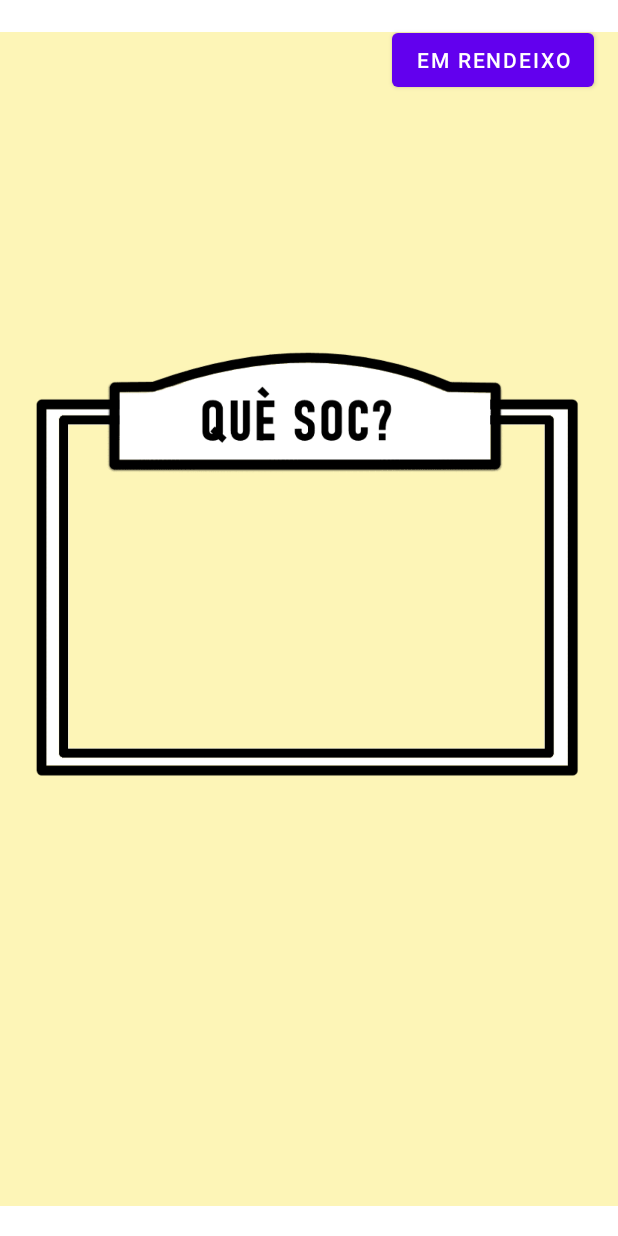
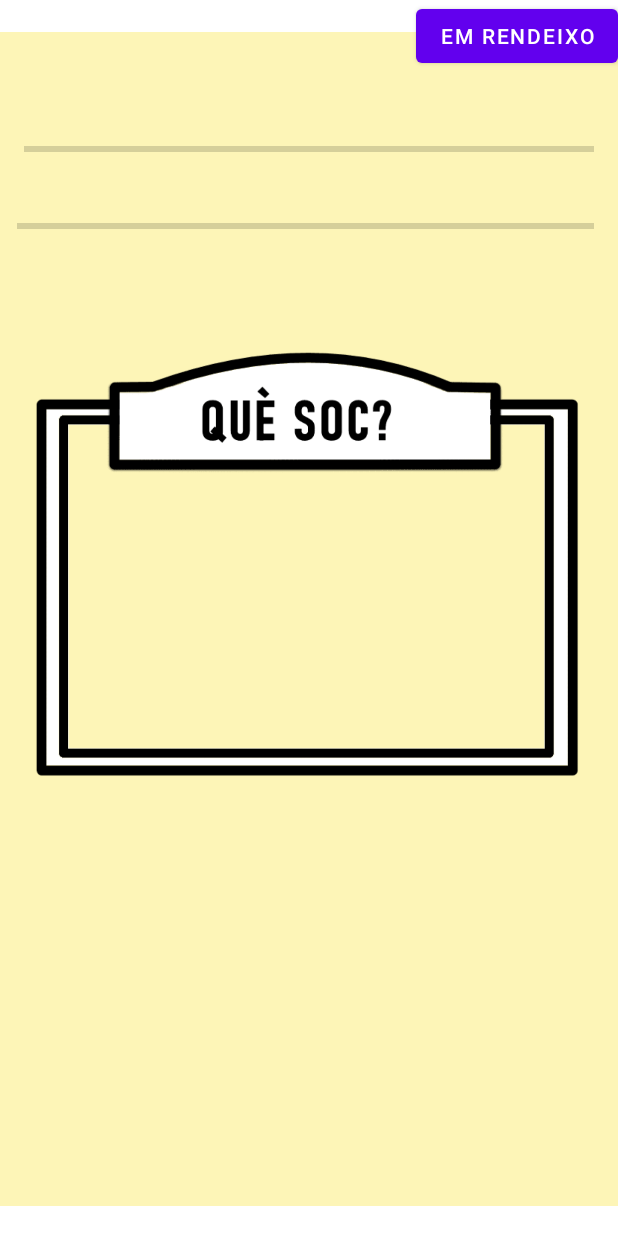
Before and after one commit to DavidMelgaresLazaro/GetThePic22_23, an Android app: the Multiplayer screen opened directly, with no data from a screen before it, on a phone screen of 412 x 824 dp. Run offline under Robolectric (Android 15) with nearby library versions, the phone set to English and light mode, and no system bars; our stand-ins replace Firebase (no records; nobody signed in at launch, a user with empty details on screens opened directly), data binding; pictures from the network do not load; 23 statements that could not run were skipped.

Commit message:
progressbar

```diff
--- a/app/src/main/java/cat/udl/getthepic/gtidic/udl/getthepic/android/jjd2223/Models/MultiplayerGame.java
+++ b/app/src/main/java/cat/udl/getthepic/gtidic/udl/getthepic/android/jjd2223/Models/MultiplayerGame.java
@@ -74,4 +74,21 @@ public class MultiplayerGame {
         }
     }
 
+    public int getSelfProgress()
+    {
+        int progres = 0;
+
+        progres = maxPoints;
+
+        return progres;
+    }
+    public int getOponentProgress()
+    {
+        int progres = 0;
+
+        progres = maxPointsOponent;
+
+        return progres;
+    }
+
 }
--- a/app/src/main/java/cat/udl/getthepic/gtidic/udl/getthepic/android/jjd2223/viewmodels/MultiplayerViewModel.java
+++ b/app/src/main/java/cat/udl/getthepic/gtidic/udl/getthepic/android/jjd2223/viewmodels/MultiplayerViewModel.java
@@ -55,7 +55,6 @@ public class MultiplayerViewModel extends ViewModel {
 
     private String gameKeyy;
     public String oponentName,selfEmail;
-    private FirebaseAuth mAuth;
 
     protected String myClassTag = this.getClass().getSimpleName();
 
@@ -82,7 +81,7 @@ public class MultiplayerViewModel extends ViewModel {
      */
     public MultiplayerViewModel(){
 
-        selfName = FirebaseAuth.getInstance().getCurrentUser().getDisplayName();
+        selfName = GlobalInfo.getInstance().getSelfName();
         selfEmail = FirebaseAuth.getInstance().getCurrentUser().getEmail();
         MultiplayerGame internalGame = new MultiplayerGame();
         internalGame.init();
@@ -123,6 +122,7 @@ public class MultiplayerViewModel extends ViewModel {
         {
             showCards();
         }
+        System.out.println("oponent:" + multiplayergame.getValue().oponentName + "selfName");
     }
 
 
@@ -227,7 +227,7 @@ public class MultiplayerViewModel extends ViewModel {
         DatabaseReference myFirebaseDBGames = GlobalInfo.getInstance().getFirebaseGames();
         String key = myFirebaseDBGames.push().getKey();
         this.gameKeyy = key;
-        String selfName = this.selfName;
+        String selfName = GlobalInfo.getInstance().getSelfName();
         oponentName = "X";
         myFirebaseDBReference = myFirebaseDBGames.child(key);
 
@@ -235,9 +235,9 @@ public class MultiplayerViewModel extends ViewModel {
         Map<String, Object> data = new HashMap<>();
         data.put("selfPoints", 0);
         data.put("status", MultiplayerGame.MULTIPLAYER_STATUS_PENDING);
-        data.put("selfName", GlobalInfo.getInstance().getSelfName());
+        data.put("selfName", selfName);
         data.put("oponentPoints",0);
-        data.put("oponentName","");
+        data.put("oponentName",oponentName);
         data.put("selfEmail",selfEmail);
         myFirebaseDBReference.setValue(data);
 
@@ -290,9 +290,10 @@ public class MultiplayerViewModel extends ViewModel {
                 // whenever data at this location is updated.
                 int selfPoints = dataSnapshot.child("selfPoints").getValue(Integer.class);
                 String selfName = dataSnapshot.child("selfName").getValue(String.class);
+
                 MultiplayerGame g = multiplayergame.getValue();
+                g.maxPointsOponent = selfPoints;
                 g.oponentName = selfName;
-                g.maxPointsOponent = selfPoints;
                 multiplayergame.setValue(g);
             }
             @Override
--- a/app/src/main/res/layout/multiplayer.xml
+++ b/app/src/main/res/layout/multiplayer.xml
@@ -29,8 +29,6 @@
             android:id="@+id/finishbutton"
             android:layout_width="wrap_content"
             android:layout_height="wrap_content"
-            android:layout_marginTop="16dp"
-            android:layout_marginEnd="16dp"
             android:text="@string/FinishGame"
             app:layout_constraintEnd_toEndOf="parent"
             app:layout_constraintTop_toTopOf="parent" />
@@ -223,21 +221,52 @@
             android:id="@+id/textView7"
             android:layout_width="wrap_content"
             android:layout_height="wrap_content"
-            android:layout_marginStart="16dp"
             android:layout_marginTop="16dp"
+            android:layout_weight="1"
             android:text="@{MultiplayerViewModel.multiplayerGame.oponentName}"
-            app:layout_constraintStart_toStartOf="parent"
-            app:layout_constraintTop_toBottomOf="@+id/textView6" />
+            android:color="#FF0000"
+            app:layout_constraintEnd_toStartOf="@+id/finishbutton"
+            app:layout_constraintHorizontal_bias="0.726"
+            app:layout_constraintStart_toEndOf="@+id/textView6"
+            app:layout_constraintTop_toBottomOf="@+id/finishbutton" />
 
         <TextView
             android:id="@+id/textView8"
             android:layout_width="wrap_content"
             android:layout_height="wrap_content"
+            android:layout_marginTop="8dp"
+            android:layout_weight="1"
+            android:text="@{MultiplayerViewModel.selfName}"
+            app:layout_constraintEnd_toEndOf="@+id/progressBarSELF"
+            app:layout_constraintStart_toStartOf="@+id/progressBarSELF"
+            app:layout_constraintTop_toBottomOf="@+id/progressBarSELF" />
+
+        <ProgressBar
+            android:id="@+id/progressBarSELF"
+            style="?android:attr/progressBarStyleHorizontal"
+            android:layout_width="match_parent"
+            android:layout_height="wrap_content"
             android:layout_marginStart="16dp"
-            android:text="@{MultiplayerViewModel.selfName}"
-            app:layout_constraintEnd_toEndOf="@+id/textView7"
+            android:layout_marginTop="8dp"
+            android:layout_marginEnd="16dp"
+            android:progress="@{MultiplayerViewModel.multiplayerGame.selfProgress}"
+            app:layout_constraintEnd_toEndOf="parent"
             app:layout_constraintStart_toStartOf="parent"
             app:layout_constraintTop_toBottomOf="@+id/textView7" />
+
+        <ProgressBar
+            android:id="@+id/progressBarOPONENT"
+            style="?android:attr/progressBarStyleHorizontal"
+            android:layout_width="match_parent"
+            android:layout_height="wrap_content"
+            android:layout_marginStart="11dp"
+            android:layout_marginTop="8dp"
+            android:layout_marginEnd="16dp"
+            android:progress="@{MultiplayerViewModel.multiplayerGame.oponentProgress}"
+            app:layout_constraintEnd_toEndOf="@+id/progressBarSELF"
+            app:layout_constraintHorizontal_bias="0.199"
+            app:layout_constraintStart_toStartOf="@+id/progressBarSELF"
+            app:layout_constraintTop_toBottomOf="@+id/textView8" />
 
 
     </androidx.constraintlayout.widget.ConstraintLayout>
--- a/app/src/main/res/values/strings.xml
+++ b/app/src/main/res/values/strings.xml
@@ -53,6 +53,7 @@
     <string name="Commit">Commit</string>
     <string name="matchKey">Key: </string>
     <string name="user">User</string>
+    <string name="vs">VS</string>
 
 
 </resources>
```
